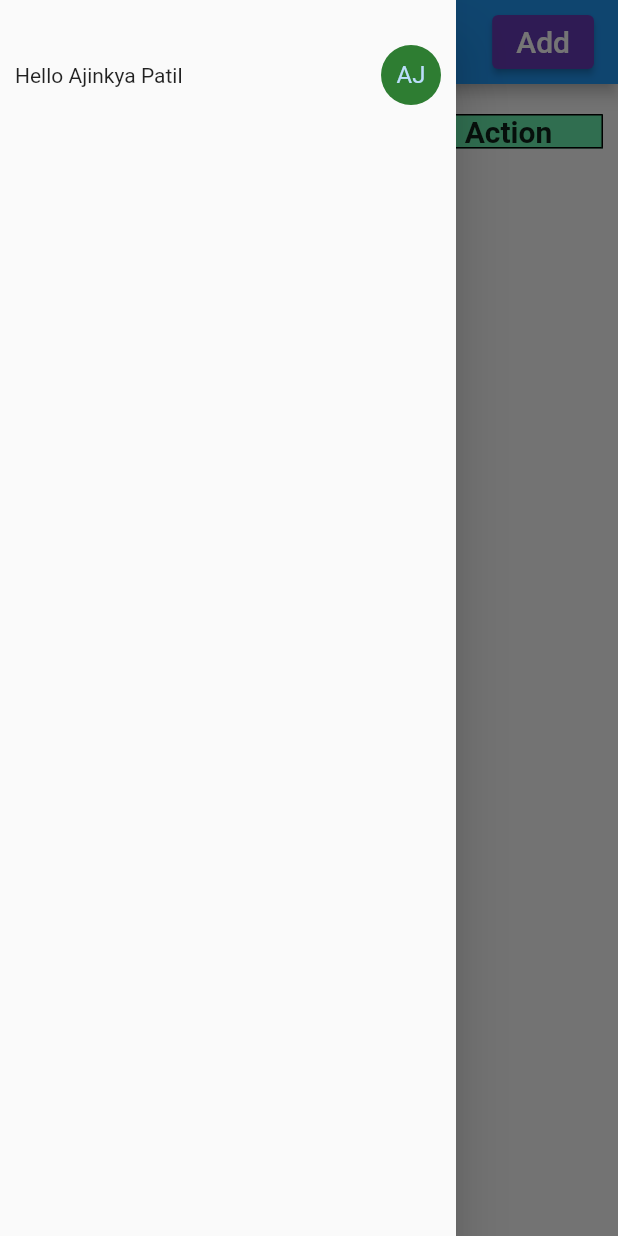
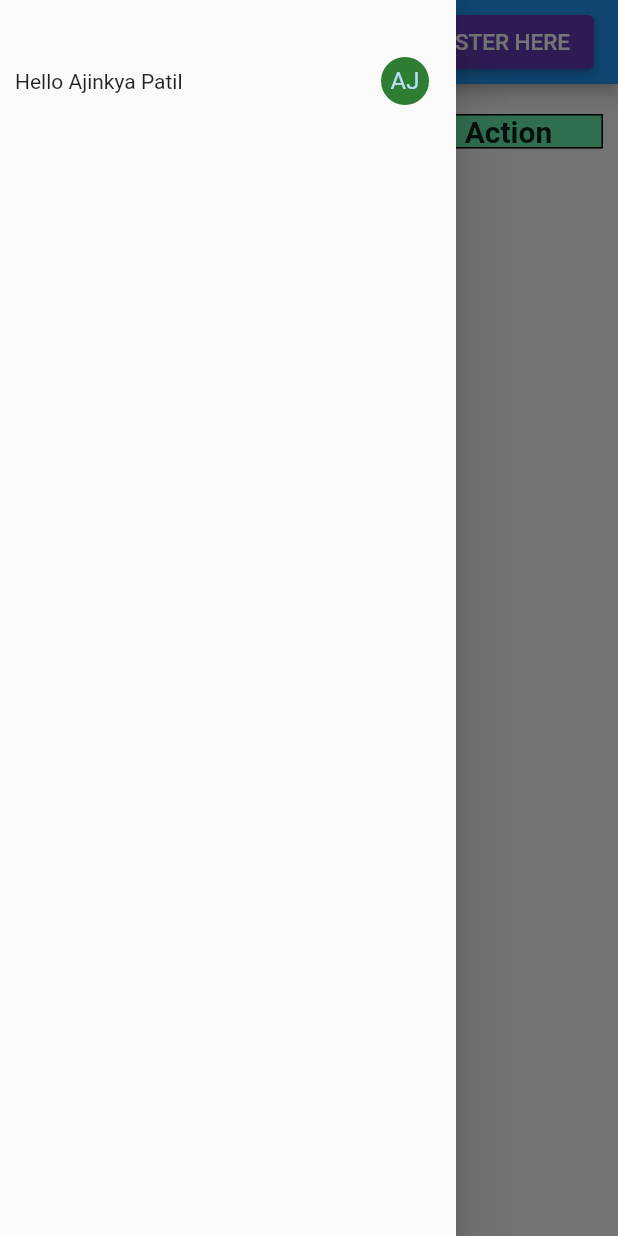
Before and after one commit to PranavMasekar/FireStrore-CRUD, a Flutter app: the screen it shows after launch, with the side drawer open, on a phone screen of 412 x 824 dp. Run offline on Flutter 3.47's test engine with Material 2 defaults, Android fonts, the phone set to English and light mode, and no system bars; our stand-ins replace cloud_firestore; accounts and stored records are empty.

Commit message:
Changed UI

```diff
--- a/lib/main.dart
+++ b/lib/main.dart
@@ -1,4 +1,4 @@
-import 'package:firebase_core/firebase_core.dart';
+  import 'package:firebase_core/firebase_core.dart';
 import 'package:firestore_project/pages/home.dart';
 import 'package:flutter/material.dart';
 
--- a/lib/pages/drawer.dart
+++ b/lib/pages/drawer.dart
@@ -1,4 +1,5 @@
 import 'package:flutter/material.dart';
+import 'profilePage.dart';
 
 class DRawer extends StatelessWidget {
   @override
@@ -12,9 +13,19 @@ class DRawer extends StatelessWidget {
             mainAxisAlignment: MainAxisAlignment.spaceBetween,
             children: <Widget>[
               Text("Hello Ajinkya Patil "),
-              CircleAvatar(
-                backgroundColor: Colors.green.shade800,
-                child: const Text('AJ'),
+              IconButton(
+                icon: CircleAvatar(
+                  backgroundColor: Colors.green.shade800,
+                  child: const Text('AJ'),
+                ),
+                onPressed: () {
+                  Navigator.push(
+                    context,
+                    MaterialPageRoute(
+                      builder: (context) => Profile(),
+                    ),
+                  );
+                },
               )
             ],
           ),
--- a/lib/pages/home.dart
+++ b/lib/pages/home.dart
@@ -2,17 +2,34 @@ import 'package:flutter/material.dart';
 import 'addstudent.dart';
 import 'liststudent.dart';
 import 'drawer.dart';
+import 'profilePage.dart';
 
 class HomePage extends StatelessWidget {
   @override
   Widget build(BuildContext context) {
+    var login = false;
     return Scaffold(
         appBar: AppBar(
           title: Row(
             mainAxisAlignment: MainAxisAlignment.spaceBetween,
             children: [
-              Text('Firestore CRUD'),
-              ElevatedButton(
+              Text('App ka Naam'),
+              login
+                  ? IconButton(
+                      icon: CircleAvatar(
+                        backgroundColor: Colors.green.shade800,
+                        child: const Text('AJ'),
+                      ),
+                      onPressed: () {
+                        Navigator.push(
+                          context,
+                          MaterialPageRoute(
+                            builder: (context) => Profile(),
+                          ),
+                        );
+                      },
+                    )
+                  : ElevatedButton(
                       onPressed: () => {
                         Navigator.push(
                           context,
@@ -22,10 +39,11 @@ class HomePage extends StatelessWidget {
                         ),
                       },
                       child: Text(
-                  "Add",
-                  style: TextStyle(fontSize: 20),
+                        "REGISTER HERE",
+                        style: TextStyle(fontSize: 15),
                       ),
-                style: ElevatedButton.styleFrom(primary: Colors.deepPurple),
+                      style:
+                          ElevatedButton.styleFrom(primary: Colors.deepPurple),
                     ),
             ],
           ),
--- a/pubspec.yaml
+++ b/pubspec.yaml
@@ -23,6 +23,7 @@ environment:
 dependencies:
   cloud_firestore: ^2.5.4
   cupertino_icons: ^1.0.2
+  smart_select: ^4.3.2
   firebase_core: ^1.8.0
   flutter:
     sdk: flutter
```
Also changed, not shown: lib/pages/addstudent.dart (+5 -2 lines), lib/pages/profilePage.dart (added, +23 -0 lines), pubspec.lock. Lines whose indentation alone changed are shown as unchanged.
